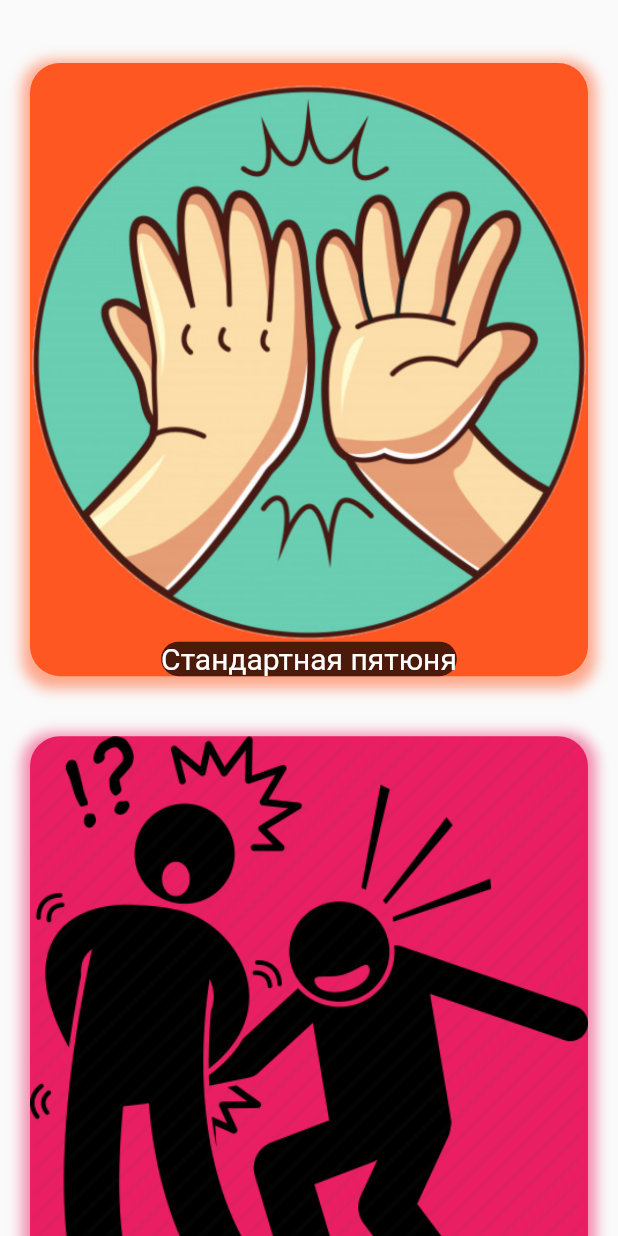
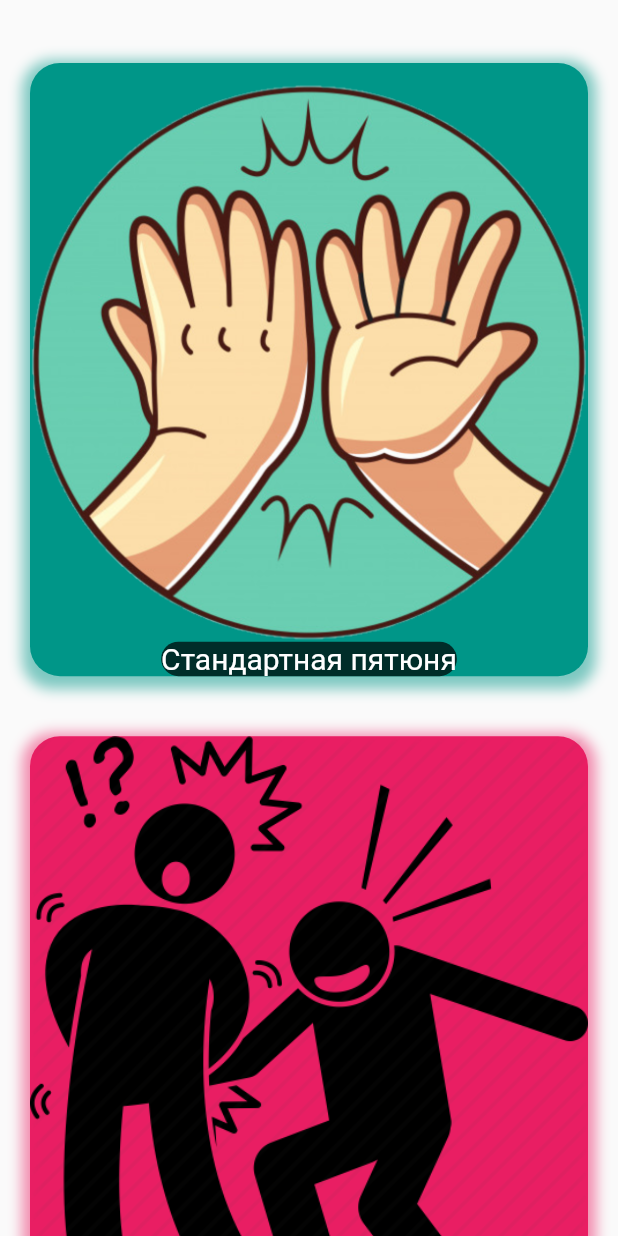
Before and after one commit to dmitrypotenko/highfive, a Flutter app: the screen it shows once a user with an empty profile is signed in, after a tap on "Хочу послать пятюню", on a phone screen of 412 x 824 dp. Run offline on Flutter 3.47's test engine with Material 2 defaults, Android fonts, the phone set to English and light mode, and no system bars; drawn by our look-alikes of overlay_support; our stand-ins replace cloud_firestore, contacts_service, firebase_auth, firebase_core, firebase_messaging, permission_handler and 2 more; accounts and stored records are empty.

Commit message:
release alpha

```diff
--- a/lib/firebase/loading.dart
+++ b/lib/firebase/loading.dart
@@ -28,7 +28,7 @@ Future<void> saveTokenToDatabase(String token) async {
   // Assume user is logged in for this example
   String phoneNumber = FirebaseAuth.instance.currentUser.phoneNumber;
 
-  await FirebaseFirestore.instance.collection('users').doc(phoneNumber).update({
+  await FirebaseFirestore.instance.collection('users').doc(phoneNumber).set({
     'tokens': FieldValue.arrayUnion([token]),
   });
 }
--- a/lib/model/change_notifier_highfive.dart
+++ b/lib/model/change_notifier_highfive.dart
@@ -8,6 +8,7 @@ class ChangeNotifierHighFive extends ChangeNotifier {
 
   set highFives(List<HighFiveData> value) {
     _highFives = value;
+    notifyListeners();
   }
 
   void add(HighFiveData newHighFive) {
--- /dev/null
+++ b/lib/model/high_fives_holder.dart
@@ -0,0 +1,24 @@
+import 'package:flutter/material.dart';
+
+import 'high_five.dart';
+
+class HighFivesHolder {
+  Future<List<HighFive>> highFives;
+  Future<Map<int, Image>> highFivesImageMap;
+
+  HighFivesHolder._privateConstructor() {
+    highFives = new Future<List<HighFive>>(() => [
+          new HighFive("Стандартная пятюня", "assets/highfive.png", 1, "стандартную пятюню"),
+          new HighFive("Подлая пятюня по попе", "assets/slap-ass.png", 2, "подлую пятюню по попе")
+        ]);
+
+    highFivesImageMap = highFives.then((value) =>
+        Map.fromIterable(value, key: (element) => element.id, value: (element) => Image.asset(element.imageUrl, width: 30, height: 30)));
+  }
+
+  static final HighFivesHolder _instance = HighFivesHolder._privateConstructor();
+
+  factory HighFivesHolder() {
+    return _instance;
+  }
+}
--- a/lib/util/util.dart
+++ b/lib/util/util.dart
@@ -3,19 +3,23 @@ import 'dart:math';
 import 'package:flutter/material.dart';
 
 const _myListOfRandomColors = [
+  Colors.teal,
+  Colors.pink,
   Colors.red,
   Colors.blue,
-  Colors.teal,
   Colors.yellow,
   Colors.amber,
   Colors.deepOrange,
   Colors.green,
   Colors.indigo,
   Colors.lime,
-  Colors.pink,
   Colors.orange,
 ];
 final _random = Random();
+
+MaterialColor getColor(int index) {
+  return _myListOfRandomColors[index];
+}
 
 List<MaterialColor> getRandomColors(int amount) {
   return List<MaterialColor>.generate(amount, (index) {
--- a/lib/widget/high_five_history.dart
+++ b/lib/widget/high_five_history.dart
@@ -2,8 +2,10 @@ import 'package:flutter/cupertino.dart';
 import 'package:flutter/material.dart';
 import 'package:highfive/main.dart';
 import 'package:highfive/model/change_notifier_highfive.dart';
+import 'package:highfive/model/contacts_holder.dart';
 import 'package:highfive/model/high_five.dart';
 import 'package:highfive/model/high_five_data.dart';
+import 'package:highfive/model/high_fives_holder.dart';
 import 'package:highfive/repository/repository.dart';
 import 'package:highfive/widget/high_five_list.dart';
 import 'package:intl/intl.dart';
@@ -27,22 +29,18 @@ class HighFiveHistory extends StatelessWidget {
                 highFivesModel.notifyListeners();
               },
               background: Container(color: Colors.red),
-              key: Key(highfive.documentId),
+              key: UniqueKey(),
               child: new ListTile(
                 onTap: () async {
                   handleHighFiveData(context, highfive);
                 },
                 tileColor: Theme.of(context).cardColor,
                 leading: FutureBuilder(
-                  future: getHighFives(),
-                  builder: (BuildContext context, AsyncSnapshot<List<HighFive>> snapshot) {
+                  future: new HighFivesHolder().highFivesImageMap,
+                  builder: (BuildContext context, AsyncSnapshot<Map<int, Image>> snapshot) {
                     if (snapshot.hasData && snapshot.connectionState == ConnectionState.done) {
                       return new Hero(
-                        child: Image.asset(
-                          snapshot.data.firstWhere((element) => element.id == highfive.highfiveId).imageUrl,
-                          width: 30,
-                          height: 30,
-                        ),
+                        child: snapshot.data[highfive.highfiveId],
                         tag: highfive.documentId + 'highfivepic',
                       );
                     }
@@ -53,7 +51,7 @@ class HighFiveHistory extends StatelessWidget {
                   },
                 ),
                 title: new FutureBuilder<String>(
-                  future: getContacts().then((contacts) => findContact(contacts, highfive.sender).displayName),
+                  future: new ContactsHolder().phoneToContactMap.then((contacts) => contacts[highfive.sender].displayName),
                   builder: (BuildContext context, AsyncSnapshot<String> snapshot) {
                     if (snapshot.hasData && snapshot.connectionState == ConnectionState.done) {
                       return buildRichText(highfive, snapshot.data);
--- a/lib/widget/high_five_list.dart
+++ b/lib/widget/high_five_list.dart
@@ -3,6 +3,7 @@ import 'dart:async';
 import 'package:flutter/material.dart';
 import 'package:highfive/firebase/loading.dart';
 import 'package:highfive/model/high_five.dart';
+import 'package:highfive/model/high_fives_holder.dart';
 import 'package:highfive/route/contacts.dart';
 import 'package:highfive/util/util.dart';
 
@@ -13,7 +14,6 @@ class HighFiveList extends MaterialPageRoute {
               future: getHighFives(),
               builder: (BuildContext context, AsyncSnapshot<List<HighFive>> snapshot) {
                 if (snapshot.hasData) {
-                  var randomColors = getRandomColors(snapshot.data.length);
                   return new Scaffold(
                     body: SafeArea(
                       child: ListView.builder(
@@ -27,11 +27,11 @@ class HighFiveList extends MaterialPageRoute {
                                 onTap: () => Navigator.of(context).push(new ContactsRoute(snapshot.data[index])),
                                 child: new Container(
                                   decoration: BoxDecoration(
-                                      color: randomColors[index],
+                                      color: getColor(index),
                                       borderRadius: BorderRadius.all(Radius.circular(20.0)),
                                       boxShadow: [
                                         BoxShadow(
-                                          color: randomColors[index].withOpacity(0.5),
+                                          color: getColor(index).withOpacity(0.5),
                                           spreadRadius: 5,
                                           blurRadius: 7,
                                           offset: Offset(0, 3), // changes position of shadow
@@ -43,7 +43,8 @@ class HighFiveList extends MaterialPageRoute {
                                       Container(
                                         decoration: BoxDecoration(
                                           color: Colors.black.withOpacity(0.7),
-                                          borderRadius: BorderRadius.all(Radius.circular(20.0)),),
+                                          borderRadius: BorderRadius.all(Radius.circular(20.0)),
+                                        ),
                                         child: new Text(
                                           snapshot.data[index].name,
                                           style: new TextStyle(color: Colors.white, fontSize: 20),
@@ -66,8 +67,5 @@ class HighFiveList extends MaterialPageRoute {
 }
 
 Future<List<HighFive>> getHighFives() {
-  return new Future<List<HighFive>>(() => [
-        new HighFive("Стандартная пятюня", "assets/highfive.png", 1, "стандартную пятюню"),
-        new HighFive("Подлая пятюня по попе", "assets/slap-ass.png", 2, "подлую пятюню по попе")
-      ]);
+  return new HighFivesHolder().highFives;
 }
```
Also changed, not shown: lib/main.dart (+3 -12 lines), lib/model/contacts_holder.dart (added, +37 -0 lines), lib/route/contacts.dart (+3 -4 lines), 15 other files.
